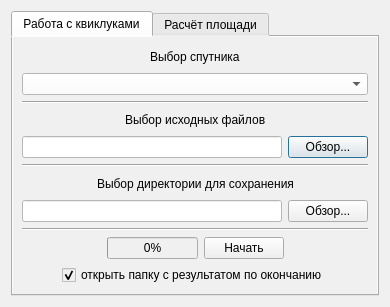
bazzile/helper, file helper_main_dialog_base.ui: the form before one commit.
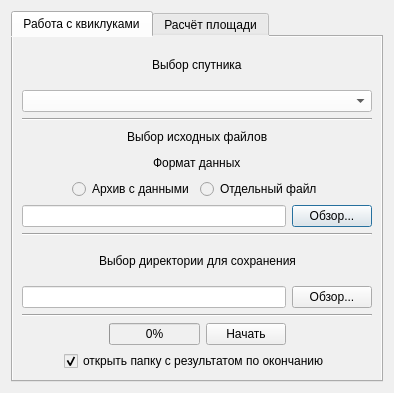
The form after the commit.

Commit message: добавлен файловый диалог

The edit to the form file:
```diff
--- a/helper_main_dialog_base.ui
+++ b/helper_main_dialog_base.ui
@@ -6,8 +6,8 @@
    <rect>
     <x>0</x>
     <y>0</y>
-    <width>390</width>
-    <height>295</height>
+    <width>394</width>
+    <height>393</height>
    </rect>
   </property>
   <property name="windowTitle">
@@ -127,6 +127,91 @@
            </item>
           </layout>
          </item>
+         <item>
+          <layout class="QVBoxLayout" name="verticalLayout_5">
+           <item>
+            <layout class="QHBoxLayout" name="horizontalLayout_6">
+             <item>
+              <spacer name="horizontalSpacer_11">
+               <property name="orientation">
+                <enum>Qt::Horizontal</enum>
+               </property>
+               <property name="sizeHint" stdset="0">
+                <size>
+                 <width>40</width>
+                 <height>20</height>
+                </size>
+               </property>
+              </spacer>
+             </item>
+             <item>
+              <widget class="QLabel" name="FORMATLabel">
+               <property name="text">
+                <string>Формат данных</string>
+               </property>
+              </widget>
+             </item>
+             <item>
+              <spacer name="horizontalSpacer_12">
+               <property name="orientation">
+                <enum>Qt::Horizontal</enum>
+               </property>
+               <property name="sizeHint" stdset="0">
+                <size>
+                 <width>40</width>
+                 <height>20</height>
+                </size>
+               </property>
+              </spacer>
+             </item>
+            </layout>
+           </item>
+           <item>
+            <layout class="QHBoxLayout" name="horizontalLayout_7">
+             <item>
+              <spacer name="horizontalSpacer_13">
+               <property name="orientation">
+                <enum>Qt::Horizontal</enum>
+               </property>
+               <property name="sizeHint" stdset="0">
+                <size>
+                 <width>40</width>
+                 <height>20</height>
+                </size>
+               </property>
+              </spacer>
+             </item>
+             <item>
+              <widget class="QRadioButton" name="radioButton_2">
+               <property name="text">
+                <string>Архив с данными</string>
+               </property>
+              </widget>
+             </item>
+             <item>
+              <widget class="QRadioButton" name="radioButton">
+               <property name="text">
+                <string>Отдельный файл</string>
+               </property>
+              </widget>
+             </item>
+             <item>
+              <spacer name="horizontalSpacer_14">
+               <property name="orientation">
+                <enum>Qt::Horizontal</enum>
+               </property>
+               <property name="sizeHint" stdset="0">
+                <size>
+                 <width>40</width>
+                 <height>20</height>
+                </size>
+               </property>
+              </spacer>
+             </item>
+            </layout>
+           </item>
+          </layout>
+         </item>
          <item>
           <layout class="QHBoxLayout" name="horizontalLayout_8">
            <item>
```
Left out of the diff: 4 changed lines with no effect on the pictures.
